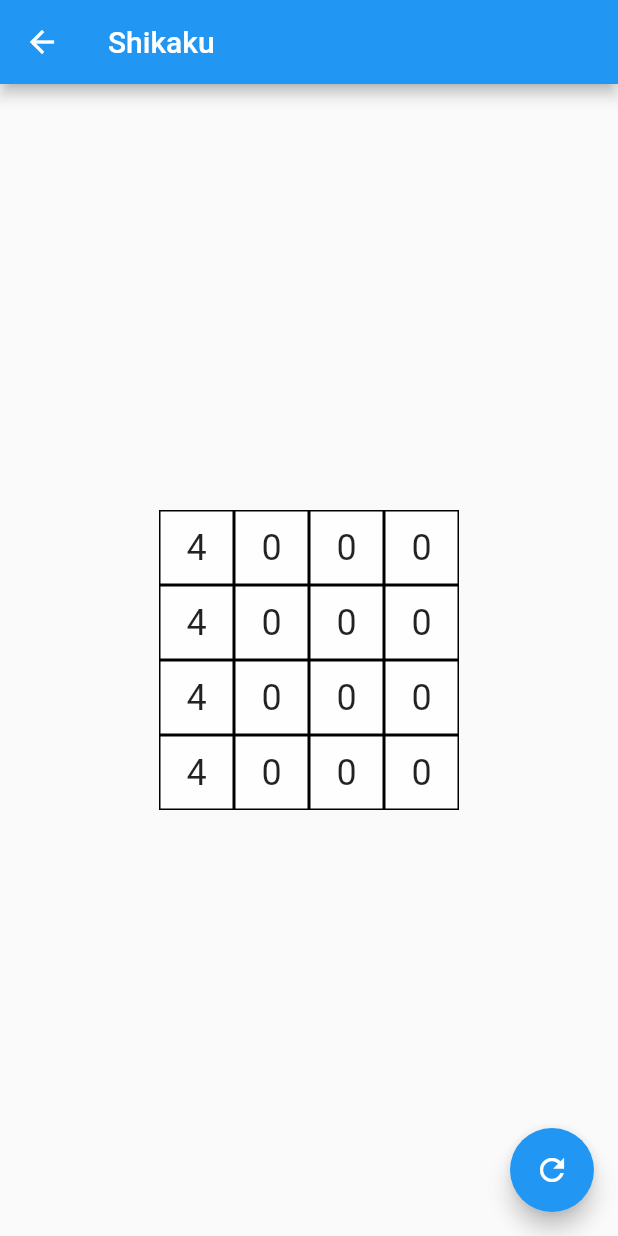
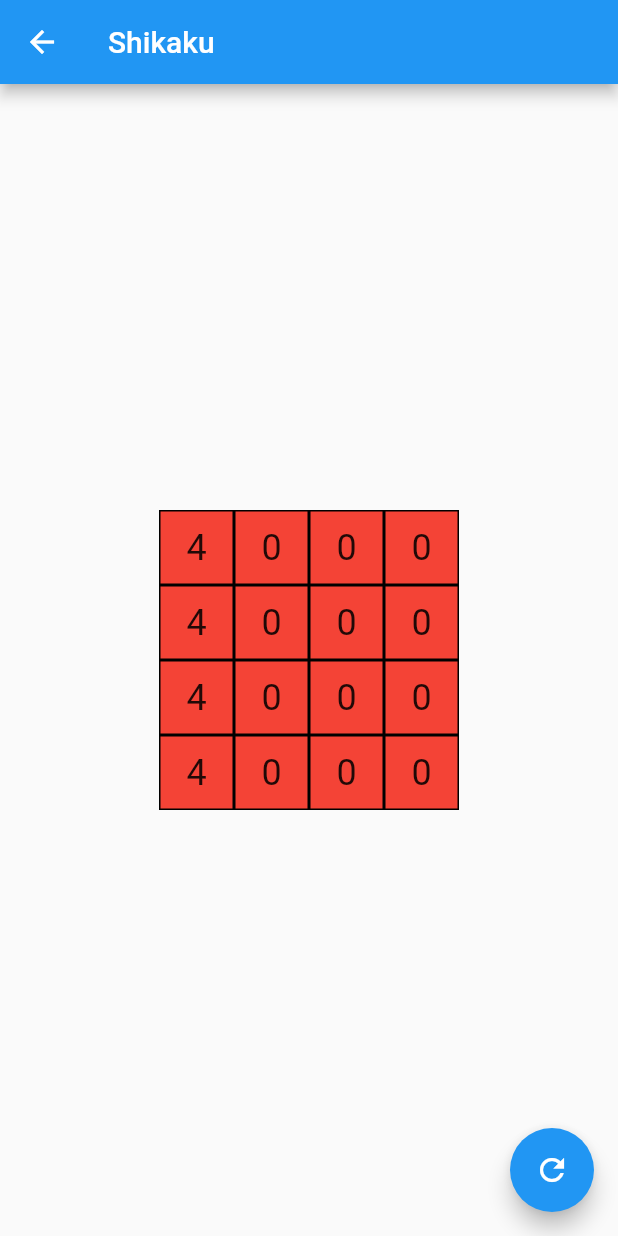
Before and after one commit to neoalienson/minigames, a Flutter app: the ShikakuGame screen opened directly, on a phone screen of 412 x 824 dp. Run offline on Flutter 3.47's test engine with Material 2 defaults, Android fonts, the phone set to English and light mode, and no system bars.

Commit message:
more colors

```diff
--- a/lib/shikaku.dart
+++ b/lib/shikaku.dart
@@ -19,7 +19,6 @@ class _ShikakuGameState extends State<ShikakuGame> {
   final _logger = Logger('ShikakuGame');
   int colorIndex = 0;
   final List<Color> colors = [
-    Colors.white70,
     Colors.red,
     Colors.green,
     Colors.blue,
@@ -28,7 +27,16 @@ class _ShikakuGameState extends State<ShikakuGame> {
     Colors.pink,
     Colors.purple,
     Colors.teal,
-    ];
+    Colors.brown,
+    Colors.amber,
+    Colors.cyan,
+    Colors.deepOrange,
+    Colors.indigo,
+    Colors.lime,
+    Colors.lightBlue,
+    Colors.lightGreen,
+    Colors.deepPurple,
+  ];
 
   @override
   void initState() {
```
